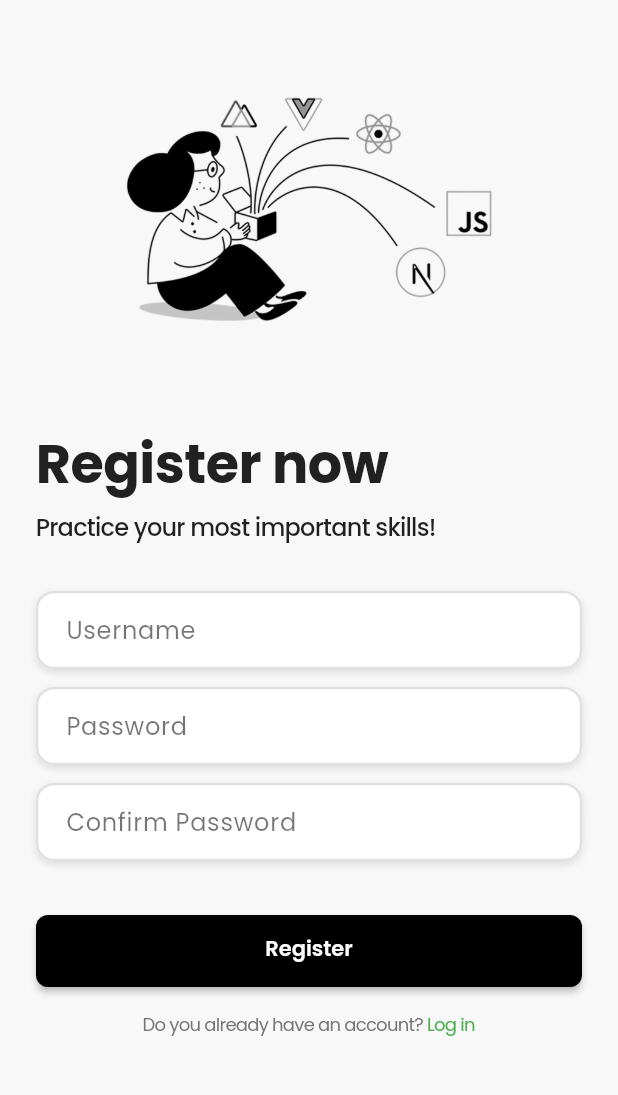
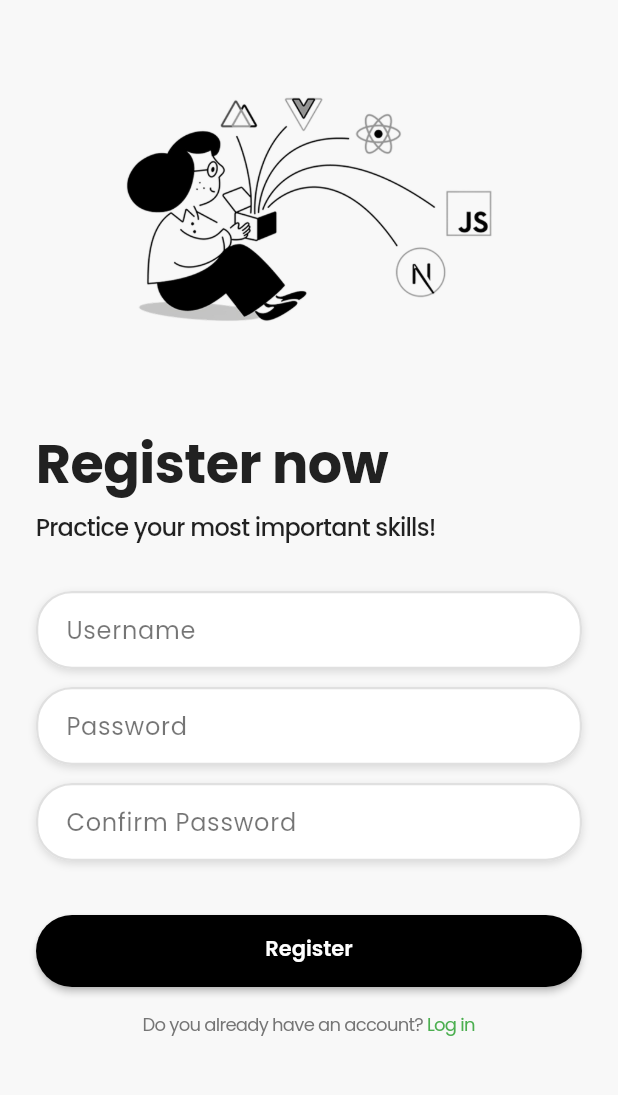
Before and after one commit to Villalobos14/apptechinng, a Flutter app: the RegisterScreen screen opened by its route, on a phone screen of 412 x 824 dp, the part 90-1185 px from its top. Run offline on Flutter 3.47's test engine with Material 3 defaults, Android fonts, the light colour scheme and no system bars; our stand-ins replace dio, go_router, google_fonts, liquid_swipe, lottie, smooth_page_indicator.

Commit message:
register rounded fixed

```diff
--- a/lib/features/auth/presentation/widgets/register/register_button.dart
+++ b/lib/features/auth/presentation/widgets/register/register_button.dart
@@ -13,7 +13,7 @@ class RegisterButton extends StatelessWidget {
         style: ElevatedButton.styleFrom(
           backgroundColor: Colors.black,
           shape: RoundedRectangleBorder(
-            borderRadius: BorderRadius.circular(8),
+            borderRadius: BorderRadius.circular(24),
           ),
         ),
         child: const Text(
--- a/lib/features/auth/presentation/widgets/register/register_form.dart
+++ b/lib/features/auth/presentation/widgets/register/register_form.dart
@@ -35,7 +35,7 @@ class _RegisterFormState extends State<RegisterForm> {
             offset: Offset(0, 2),
           ),
         ],
-        borderRadius: BorderRadius.circular(12),
+        borderRadius: BorderRadius.circular(24),
       ),
       child: TextField(
         obscureText: obscure,
@@ -50,7 +50,7 @@ class _RegisterFormState extends State<RegisterForm> {
           contentPadding:
               const EdgeInsets.symmetric(horizontal: 16, vertical: 14),
           enabledBorder: OutlineInputBorder(
-            borderRadius: BorderRadius.circular(12),
+            borderRadius: BorderRadius.circular(24),
             borderSide:
                 const BorderSide(color: Color(0xFFE0E0E0), width: 1.5),
           ),
```
